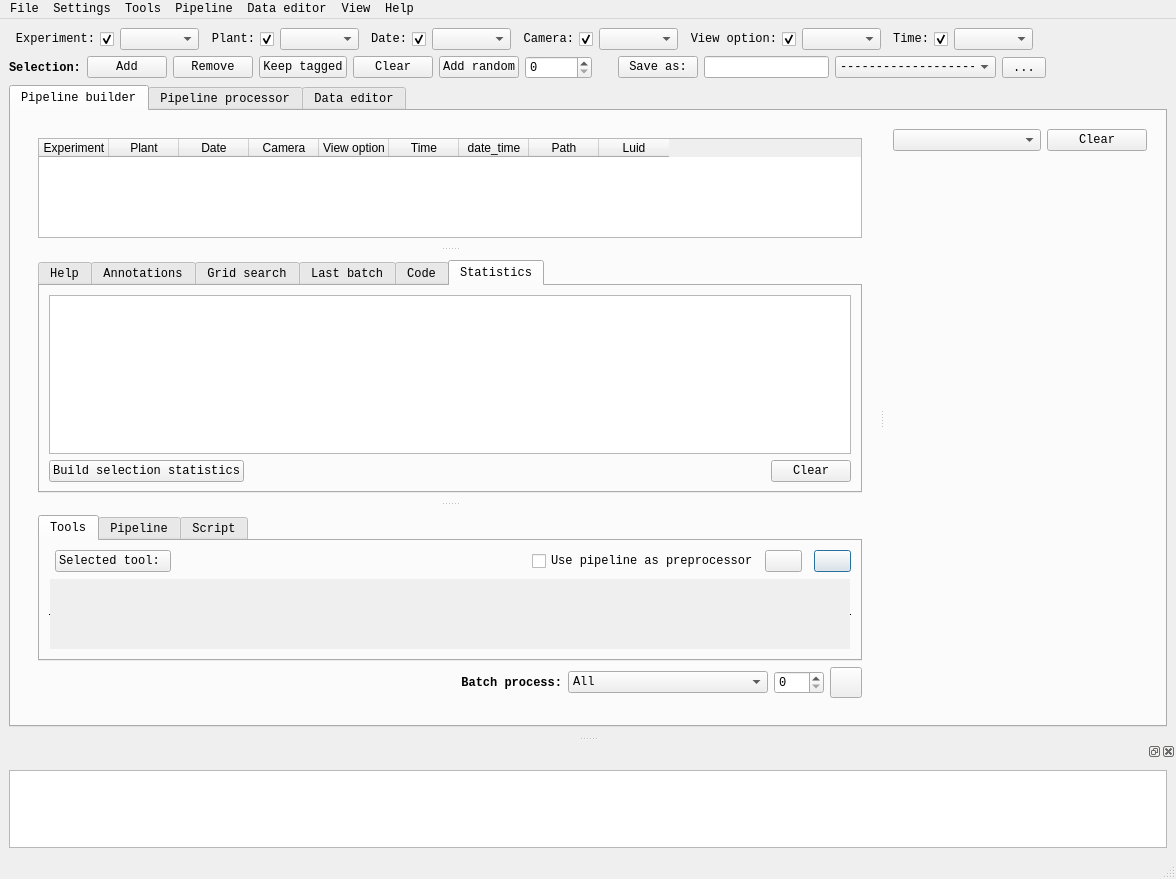
Before: the Qt Designer form main_form.ui in tpmp-inra/ipso_phen, drawn with Qt 5.
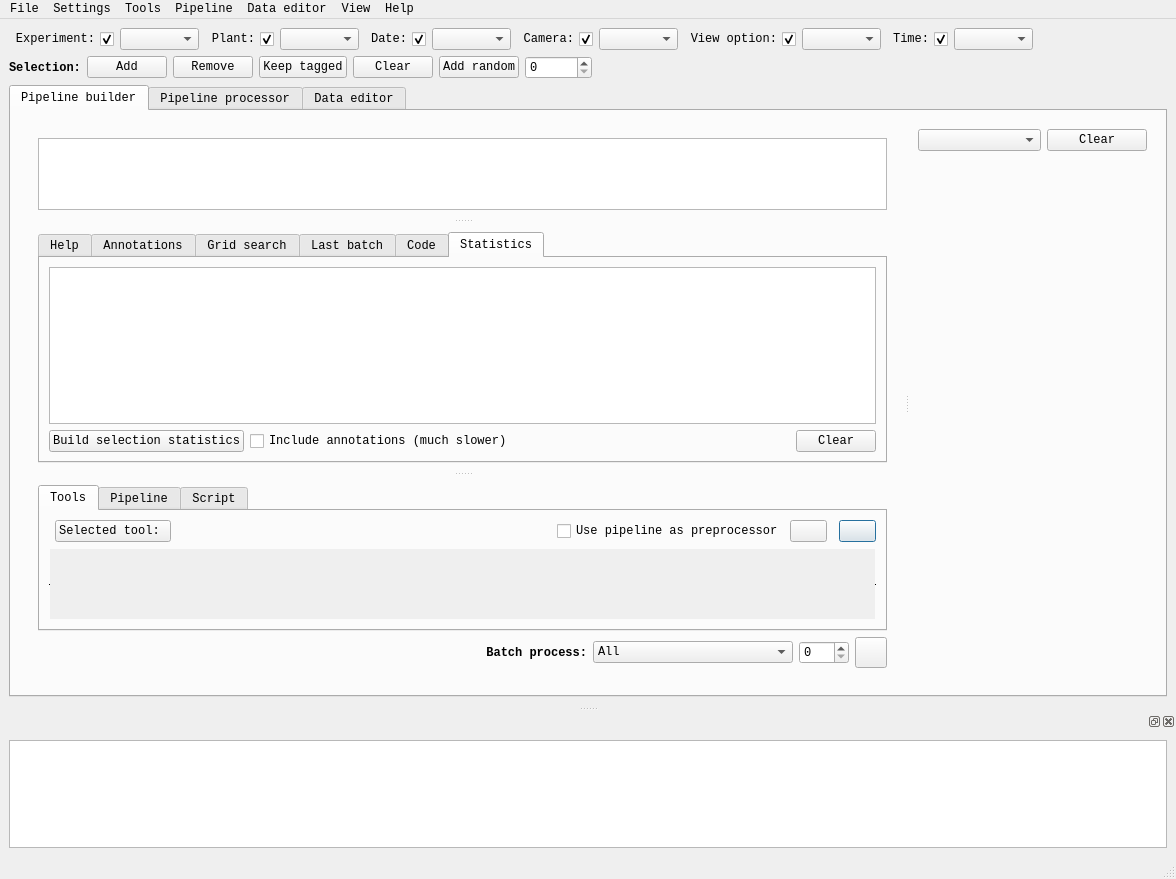
After: the same form once the commit is applied. The open tabs and pages were chosen to show the change. Icons and pictures are not drawn.

Patch:
```diff
--- a/main_form.ui
+++ b/main_form.ui
@@ -211,7 +211,7 @@
      </layout>
     </item>
     <item>
-     <layout class="QHBoxLayout" name="horizontalLayout_6" stretch="0,0,0,0,0,0,0,0,0,0,0,0,0">
+     <layout class="QHBoxLayout" name="horizontalLayout_6" stretch="0,0,0,0,0,0,0,0">
       <item>
        <widget class="QLabel" name="lbl_selection">
         <property name="font">
@@ -267,62 +267,6 @@
         </property>
        </widget>
       </item>
-      <item>
-       <spacer name="horizontalSpacer_3">
-        <property name="orientation">
-         <enum>Qt::Horizontal</enum>
-        </property>
-        <property name="sizeType">
-         <enum>QSizePolicy::Fixed</enum>
-        </property>
-        <property name="sizeHint" stdset="0">
-         <size>
-          <width>20</width>
-          <height>20</height>
-         </size>
-        </property>
-       </spacer>
-      </item>
-      <item>
-       <widget class="QPushButton" name="bt_save_image_list">
-        <property name="text">
-         <string>Save as:</string>
-        </property>
-       </widget>
-      </item>
-      <item>
-       <widget class="QLineEdit" name="le_selection_name">
-        <property name="maximumSize">
-         <size>
-          <width>240</width>
-          <height>16777215</height>
-         </size>
-        </property>
-       </widget>
-      </item>
-      <item>
-       <widget class="QComboBox" name="cb_saved_batches">
-        <property name="sizeAdjustPolicy">
-         <enum>QComboBox::AdjustToContents</enum>
-        </property>
-        <item>
-         <property name="text">
-          <string>-------------------</string>
-         </property>
-        </item>
-       </widget>
-      </item>
-      <item>
-       <widget class="QToolButton" name="bt_delete_saved_list">
-        <property name="text">
-         <string>...</string>
-        </property>
-        <property name="icon">
-         <iconset resource="main_form.qrc">
-          <normaloff>:/annotation_level/resources/Delete.png</normaloff>:/annotation_level/resources/Delete.png</iconset>
-        </property>
-       </widget>
-      </item>
       <item>
        <spacer name="horizontalSpacer_15">
         <property name="orientation">
@@ -393,106 +337,19 @@
                </property>
                <layout class="QHBoxLayout" name="horizontalLayout_3">
                 <item>
-                 <widget class="QTableWidget" name="images_table">
-                  <property name="sizePolicy">
-                   <sizepolicy hsizetype="Ignored" vsizetype="Expanding">
-                    <horstretch>0</horstretch>
-                    <verstretch>0</verstretch>
-                   </sizepolicy>
-                  </property>
-                  <property name="minimumSize">
-                   <size>
-                    <width>0</width>
-                    <height>100</height>
-                   </size>
-                  </property>
-                  <property name="maximumSize">
-                   <size>
-                    <width>16777215</width>
-                    <height>16777215</height>
-                   </size>
-                  </property>
-                  <property name="editTriggers">
-                   <set>QAbstractItemView::NoEditTriggers</set>
-                  </property>
-                  <property name="dragDropOverwriteMode">
-                   <bool>false</bool>
-                  </property>
+                 <widget class="QTableView" name="tv_image_browser">
                   <property name="alternatingRowColors">
-                   <bool>true</bool>
-                  </property>
-                  <property name="selectionMode">
-                   <enum>QAbstractItemView::SingleSelection</enum>
+                   <bool>false</bool>
                   </property>
                   <property name="selectionBehavior">
                    <enum>QAbstractItemView::SelectRows</enum>
                   </property>
-                  <property name="textElideMode">
-                   <enum>Qt::ElideMiddle</enum>
+                  <property name="horizontalScrollMode">
+                   <enum>QAbstractItemView::ScrollPerPixel</enum>
                   </property>
-                  <property name="gridStyle">
-                   <enum>Qt::SolidLine</enum>
-                  </property>
-                  <property name="sortingEnabled">
-                   <bool>true</bool>
-                  </property>
-                  <attribute name="horizontalHeaderDefaultSectionSize">
-                   <number>70</number>
-                  </attribute>
-                  <attribute name="horizontalHeaderHighlightSections">
-                   <bool>false</bool>
-                  </attribute>
-                  <attribute name="horizontalHeaderStretchLastSection">
-                   <bool>false</bool>
-                  </attribute>
                   <attribute name="verticalHeaderShowSortIndicator" stdset="0">
-                   <bool>true</bool>
+                   <bool>false</bool>
                   </attribute>
-                  <column>
-                   <property name="text">
-                    <string>Experiment</string>
-                   </property>
-                  </column>
-                  <column>
-                   <property name="text">
-                    <string>Plant</string>
-                   </property>
-                  </column>
-                  <column>
-                   <property name="text">
-                    <string>Date</string>
-                   </property>
-                  </column>
-                  <column>
-                   <property name="text">
-                    <string>Camera</string>
-                   </property>
-                  </column>
-                  <column>
-                   <property name="text">
-                    <string>View option</string>
-                   </property>
-                  </column>
-                  <column>
-                   <property name="text">
-                    <string>Time</string>
-                   </property>
-                  </column>
-                  <column>
-                   <property name="text">
-                    <string>date_time</string>
-                   </property>
-                  </column>
-                  <column>
-                   <property name="text">
-                    <string>Path</string>
-                   </property>
-                  </column>
-                  <column>
-                   <property name="text">
-                    <string>Luid</string>
-                   </property>
-                  </column>
                  </widget>
                 </item>
                </layout>
@@ -798,21 +655,7 @@
                      <string>Statistics</string>
                     </attribute>
                     <layout class="QGridLayout" name="gridLayout_8">
-                     <item row="1" column="0">
-                      <widget class="QPushButton" name="bt_update_selection_stats">
-                       <property name="text">
-                        <string>Build selection statistics</string>
-                       </property>
-                      </widget>
-                     </item>
-                     <item row="1" column="2">
-                      <widget class="QPushButton" name="bt_clear_statistics">
-                       <property name="text">
-                        <string>Clear</string>
-                       </property>
-                      </widget>
-                     </item>
-                     <item row="0" column="0" colspan="3">
+                     <item row="0" column="0" colspan="4">
                       <widget class="QTextBrowser" name="lv_stats">
                        <property name="font">
                         <font>
@@ -821,7 +664,21 @@
                        </property>
                       </widget>
                      </item>
-                     <item row="1" column="1">
+                     <item row="1" column="0">
+                      <widget class="QPushButton" name="bt_update_selection_stats">
+                       <property name="text">
+                        <string>Build selection statistics</string>
+                       </property>
+                      </widget>
+                     </item>
+                     <item row="1" column="3">
+                      <widget class="QPushButton" name="bt_clear_statistics">
+                       <property name="text">
+                        <string>Clear</string>
+                       </property>
+                      </widget>
+                     </item>
+                     <item row="1" column="2">
                       <spacer name="horizontalSpacer_5">
                        <property name="orientation">
                         <enum>Qt::Horizontal</enum>
@@ -834,6 +691,13 @@
                        </property>
                       </spacer>
                      </item>
+                     <item row="1" column="1">
+                      <widget class="QCheckBox" name="cb_stat_include_annotations">
+                       <property name="text">
+                        <string>Include annotations (much slower)</string>
+                       </property>
+                      </widget>
+                     </item>
                     </layout>
                    </widget>
                   </widget>
@@ -928,7 +792,7 @@
                           <rect>
                            <x>0</x>
                            <y>0</y>
-                           <width>797</width>
+                           <width>808</width>
                            <height>70</height>
                           </rect>
                          </property>
```
Left out of the diff: 137 changed lines with no effect on the pictures.
